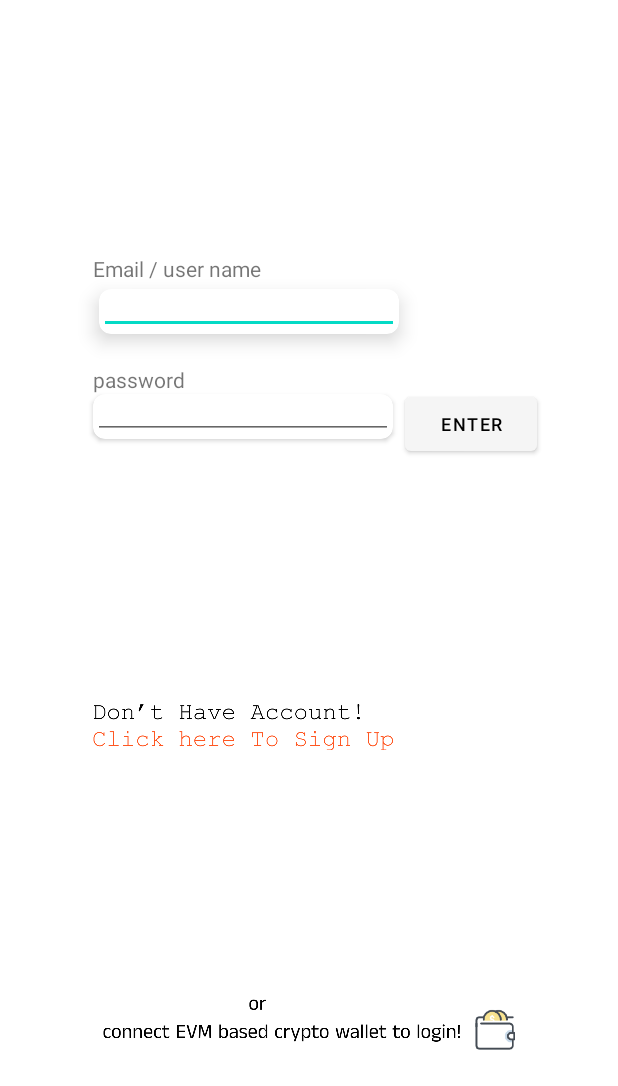
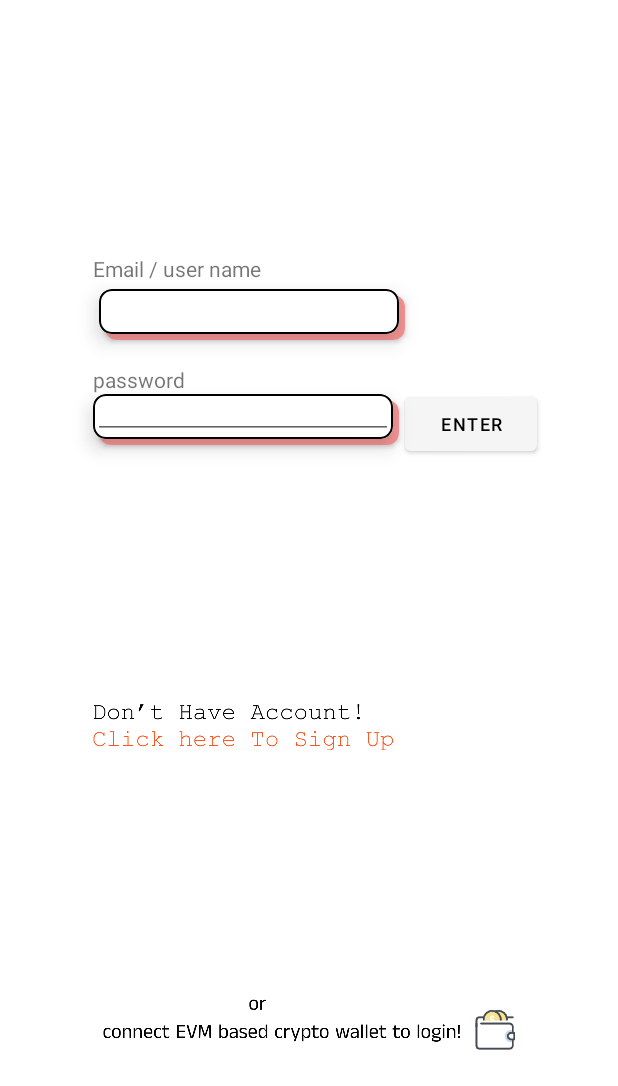
Before and after one commit to Praveen-Eth/Snipe_Dev, an Android app: the layout activity_login_page.xml on its own in the app's theme, with its tools: preview values and no code run, on a phone screen of 412 x 824 dp, the part 150-1236 px from its top. Run offline under Robolectric (Android 15) with nearby library versions, the light colour scheme and no system bars.

Commit message:
started ui works with data binding

```diff
--- a/app/src/main/res/layout/activity_login_page.xml
+++ b/app/src/main/res/layout/activity_login_page.xml
@@ -1,11 +1,21 @@
 <?xml version="1.0" encoding="utf-8"?>
 
+
+<layout xmlns:android="http://schemas.android.com/apk/res/android"
+    xmlns:app="http://schemas.android.com/apk/res-auto"
+    xmlns:tools="http://schemas.android.com/tools">
+
+    <data>
+        <variable
+            name="connector"
+            type="com.augx_universe.snipedev.AuthViewModel" />
+    </data>
+
     <androidx.constraintlayout.widget.ConstraintLayout
-    xmlns:android="http://schemas.android.com/apk/res/android"
-    xmlns:app="http://schemas.android.com/apk/res-auto"
-    xmlns:tools="http://schemas.android.com/tools"
         android:layout_width="match_parent"
         android:layout_height="match_parent"
+        android:background="@color/white"
+        android:theme="@style/Theme.AppCompat.NoActionBar"
         tools:context=".LoginPage">
 
         <ImageView
@@ -17,7 +27,9 @@
             app:layout_constraintStart_toStartOf="parent"
 
             app:layout_constraintTop_toTopOf="parent" />
+
         <androidx.cardview.widget.CardView
+            android:theme="@style/Theme.AppCompat.Light"
             android:id="@+id/userName"
             android:layout_width="200dp"
             android:layout_height="30dp"
@@ -26,37 +38,57 @@
             app:cardCornerRadius="8dp"
             app:cardElevation="8dp"
             android:layout_marginTop="4dp"
-        android:layout_marginStart="4dp"
-        >
+            android:layout_marginStart="4dp">
+
 
             <EditText
                 android:id="@+id/Email_input"
                 android:layout_width="match_parent"
                 android:layout_height="match_parent"
+                android:background="@drawable/border"
+                android:text="@={connector.userName}"
                 android:padding="4dp"
-            android:inputType="textEmailAddress"
-            />
+                android:inputType="textEmailAddress" />
 
         </androidx.cardview.widget.CardView>
+
+        <androidx.cardview.widget.CardView
+            android:theme="@style/Theme.AppCompat.Light"
+
+            android:layout_width="200dp"
+            android:layout_height="30dp"
+            app:layout_constraintStart_toStartOf="@id/guideline2"
+            app:layout_constraintTop_toTopOf="@id/guideline1"
+            app:cardCornerRadius="8dp"
+            android:foreground="#F89595"
+
+            android:layout_marginTop="8dp"
+            android:layout_marginStart="8dp" />
+
         <TextView
+            android:theme="@style/Theme.AppCompat.Light"
             android:layout_width="wrap_content"
             android:layout_height="wrap_content"
             android:text="Email / user name"
             app:layout_constraintBottom_toTopOf="@id/guideline1"
-        app:layout_constraintStart_toEndOf="@id/guideline2"
-        />
+            app:layout_constraintStart_toEndOf="@id/guideline2" />
 
         <TextView
+            android:theme="@style/Theme.AppCompat.Light"
             android:layout_width="wrap_content"
             android:layout_height="wrap_content"
             android:text="password"
             app:layout_constraintBottom_toTopOf="@id/password"
-        app:layout_constraintStart_toEndOf="@id/guideline2"
-        />
+            app:layout_constraintStart_toEndOf="@id/guideline2" />
+
         <androidx.cardview.widget.CardView
+            android:theme="@style/Theme.AppCompat.Light"
             android:id="@+id/password"
             android:layout_width="200dp"
             app:cardCornerRadius="8dp"
+            app:cardElevation="8dp"
+            android:foreground="@drawable/border"
+
             android:layout_height="30dp"
             android:layout_marginTop="40dp"
             app:layout_constraintStart_toStartOf="@id/guideline2"
@@ -64,13 +96,32 @@
 
 
             >
+
             <EditText
                 android:id="@+id/password_input"
                 android:layout_width="match_parent"
                 android:layout_height="match_parent"
                 android:padding="4dp"
-            android:inputType="textPassword"/>
+                android:text="@={connector.password}"
+                android:inputType="textPassword" />
         </androidx.cardview.widget.CardView>
+
+        <androidx.cardview.widget.CardView
+            android:theme="@style/Theme.AppCompat.Light"
+
+            android:layout_width="200dp"
+            app:cardCornerRadius="8dp"
+
+            android:foreground="#F89595"
+            android:layout_height="30dp"
+            android:layout_marginTop="44dp"
+            android:layout_marginStart="4dp"
+            app:layout_constraintStart_toStartOf="@id/guideline2"
+            app:layout_constraintTop_toBottomOf="@id/userName"
+
+
+            />
+
 
         <Button
             android:id="@+id/enter"
@@ -81,12 +132,14 @@
             android:textColor="@color/black"
             android:layout_marginTop="70dp"
             android:theme="@style/Theme.Design.Light"
+            android:onClick="@{connector::updateCredentials}"
             android:layout_marginStart="8dp"
             app:layout_constraintStart_toEndOf="@id/password"
 
             app:layout_constraintTop_toTopOf="@+id/guideline1" />
 
         <ImageView
+            android:theme="@style/Theme.AppCompat.Light"
             android:id="@+id/signup_text"
             android:layout_width="200dp"
             android:layout_height="40dp"
@@ -95,6 +148,7 @@
             app:layout_constraintBottom_toTopOf="@+id/connect_wallet"
             app:layout_constraintStart_toStartOf="@+id/guideline2"
             app:layout_constraintTop_toBottomOf="@id/password" />
+
         <androidx.constraintlayout.widget.Guideline
             android:id="@+id/guideline2"
             android:layout_width="wrap_content"
@@ -119,3 +173,4 @@
             app:layout_constraintEnd_toEndOf="parent" />
 
     </androidx.constraintlayout.widget.ConstraintLayout>
+</layout>
--- a/app/src/main/res/values/dimens.xml
+++ /dev/null
@@ -1,5 +0,0 @@
-<resources>
-    <!-- Default screen margins, per the Android Design guidelines. -->
-    <dimen name="fragment_horizontal_margin">16dp</dimen>
-    <dimen name="fragment_vertical_margin">16dp</dimen>
-</resources>
--- a/build.gradle
+++ b/build.gradle
@@ -2,4 +2,5 @@
 plugins {
     id 'com.android.application' version '7.3.1' apply false
     id 'com.android.library' version '7.3.1' apply false
+    id 'org.jetbrains.kotlin.android' version '1.7.20' apply false
 }
--- a/settings.gradle
+++ b/settings.gradle
@@ -1,4 +1,6 @@
 pluginManagement {
+
+
     repositories {
         gradlePluginPortal()
         google()
```
Also changed, not shown: app/build.gradle (+40 -10 lines), app/src/main/AndroidManifest.xml (+0 -7 lines), app/src/main/java/com/augx_universe/snipedev/AuthViewModel.kt (added, +22 -0 lines), app/src/main/java/com/augx_universe/snipedev/LoginPage.kt (+16 -28 lines), app/src/main/java/com/augx_universe/snipedev/MainActivity.kt (+13 -19 lines), app/src/main/java/com/augx_universe/snipedev/SignUpFragment.kt (+13 -21 lines), app/src/main/java/com/augx_universe/snipedev/authentication_activity.java (deleted, +0 -25 lines), app/src/main/res/values/strings.xml (+1 -10 lines), gradle/wrapper/gradle-wrapper.properties. Lines whose indentation alone changed are shown as unchanged.
